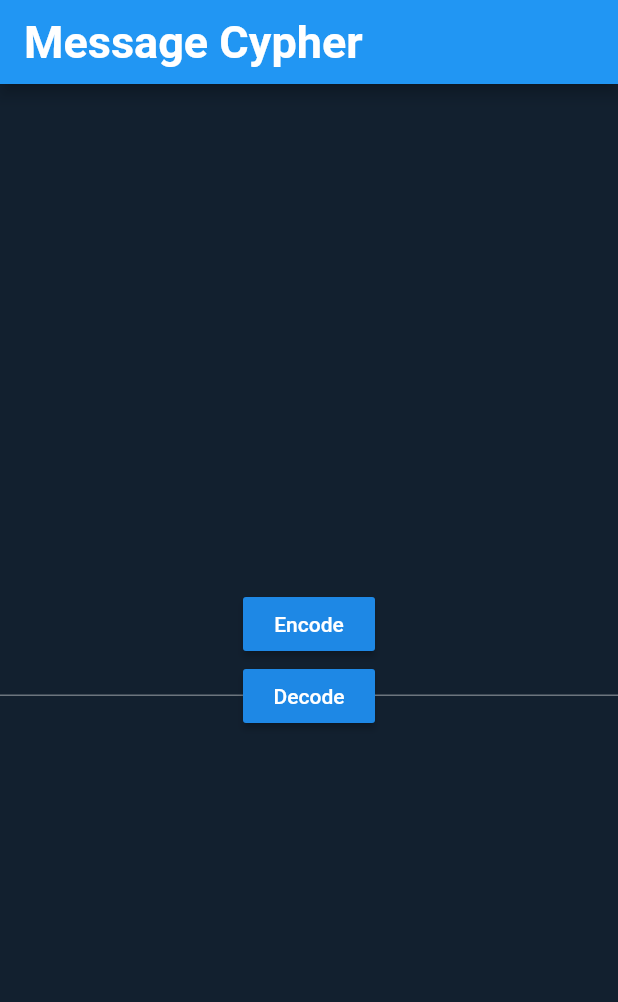
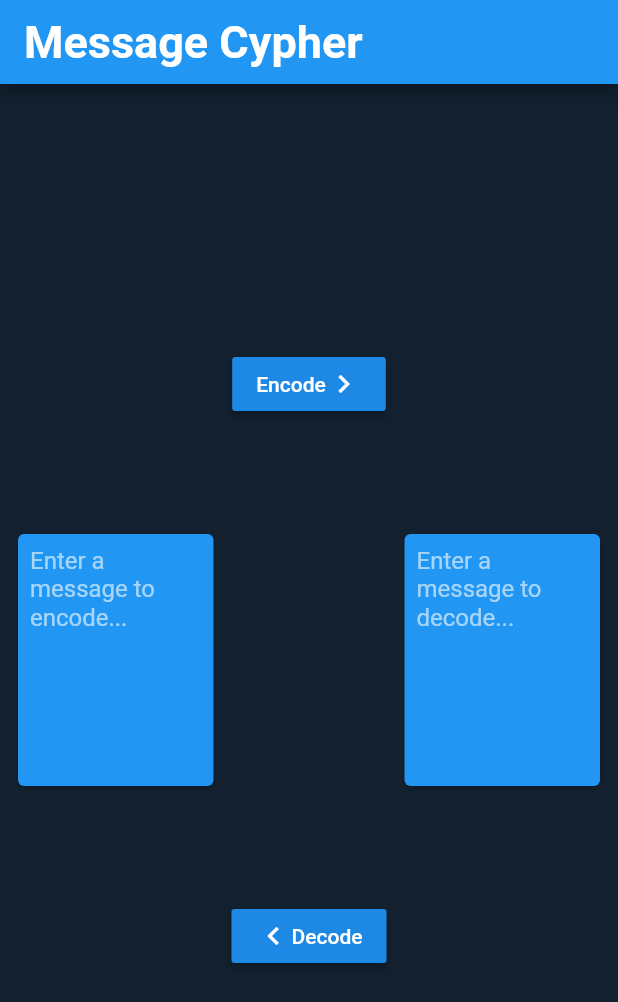
Before and after one commit to coreycarter10/message_cypher, a Flutter app: the screen it shows after launch, after a tap on "Encode", on a phone screen of 412 x 824 dp. Shown: the top 1002 px of the screen. Run offline on Flutter 3.47's test engine with Material 2 defaults, Android fonts, the phone set to English and light mode, and no system bars.

Commit message:
Updated text boxes and button location

```diff
--- a/lib/pages/home_page.dart
+++ b/lib/pages/home_page.dart
@@ -12,6 +12,11 @@ class HomePage extends StatefulWidget {
 }
 
 class _HomePageState extends State<HomePage> {
+  static const padding = EdgeInsets.all(8);
+
+  final _textController = TextEditingController();
+  final _encodedController = TextEditingController();
+
   @override
   Widget build(BuildContext context) {
     return Scaffold(
@@ -22,28 +27,65 @@ class _HomePageState extends State<HomePage> {
               title: TextStyle(fontWeight: FontWeight.bold, fontSize: 30),
          ),
       ),
-      body: Row(
+      body: Padding(
+        padding: padding,
+        child: Row(
           children: <Widget>[
             Expanded(
-            child: TextField(),
+              child: _buildMessageCard(ctrl: _textController, operation: "encode")
             ),
-          Column(
-            mainAxisAlignment: MainAxisAlignment.center,
+            Padding(
+              padding: padding,
+              child: Column(
+                mainAxisAlignment: MainAxisAlignment.spaceAround,
                 children: <Widget>[
                   RaisedButton(
-                child: const Text('Encode'),
-                onPressed: () => null,
+                    child: Row(
+                      children: <Widget>[
+                        const Text('Encode'),
+                        Icon(Icons.chevron_right),
+                      ],
+                    ),
+                    onPressed: () {
+                      _encodedController.text = alter(_textController.text, operation: encodeCodeUnit);
+                      _textController.clear();
+                    },
                   ),
                   RaisedButton(
-                child: const Text('Decode'),
-                onPressed: () => null,
+                    child: Row(
+                      children: <Widget>[
+                        Icon(Icons.chevron_left),
+                        const Text('Decode'),
+                      ],
+                    ),
+                    onPressed: () {
+                      _textController.text = alter(_encodedController.text, operation: decodeCodeUnit);
+                      _encodedController.clear();
+                    },
                   ),
                 ],
               ),
+            ),
             Expanded(
-            child: TextField(),
+              child: _buildMessageCard(ctrl: _encodedController, operation: "decode")
             ),
           ],
+        ),
+      ),
+    );
+  }
+
+  Widget _buildMessageCard({@required TextEditingController ctrl, @required String operation}) {
+    return Card(
+      color: Colors.blue,
+      child: Padding(
+        padding: padding,
+        child: TextField(
+          controller: ctrl,
+          maxLines: 8,
+          decoration: InputDecoration.collapsed(
+              hintText: 'Enter a message to $operation...'),
+        ),
       ),
     );
   }
```
Lines whose indentation alone changed are shown as unchanged.
